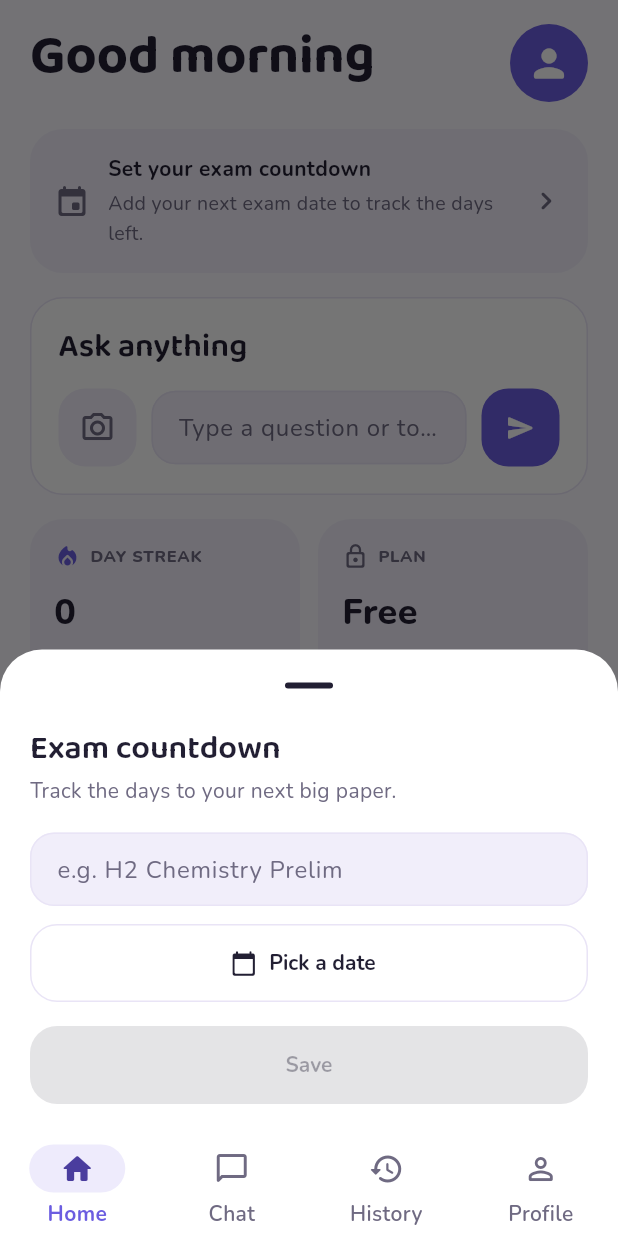
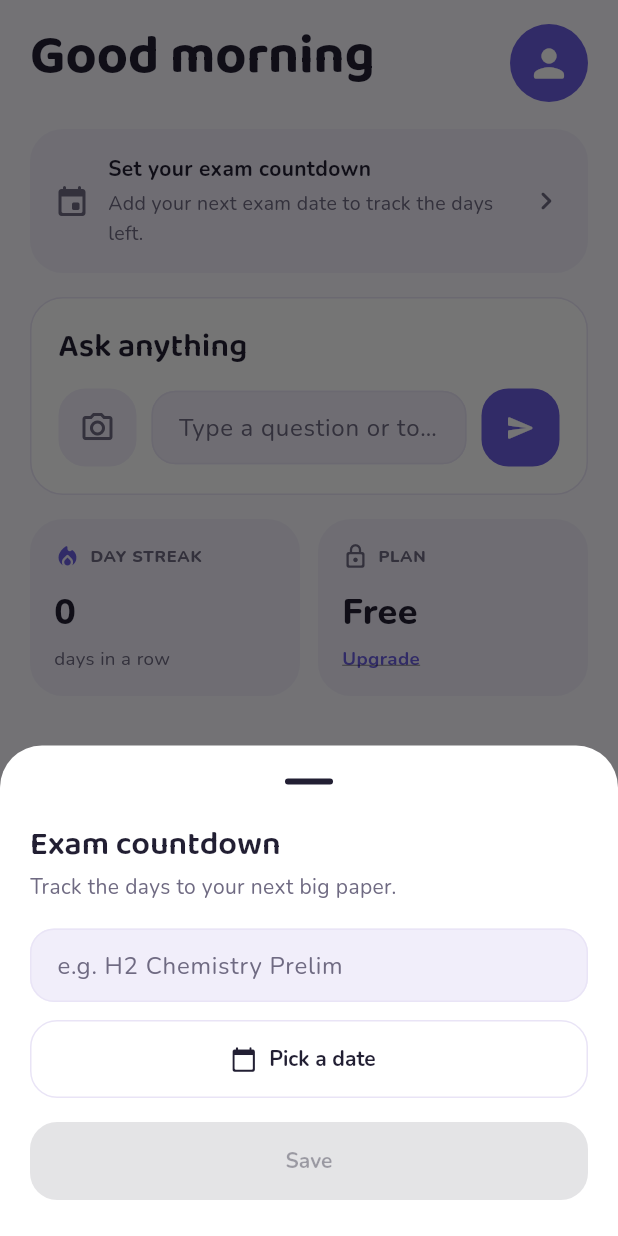
Before and after one commit to fountainnnnn/lactic-sg-alevel-ai-tutor, a Flutter app: the HomeScreen screen opened by its route, after a tap on "Set your exam countdown", on a phone screen of 412 x 824 dp. Run offline on Flutter 3.47's test engine with Material 3 defaults, Android fonts, the phone set to English and light mode, and no system bars; our stand-ins replace flutter_riverpod, flutter_svg, go_router, google_fonts, image_picker, shared_preferences and 1 more; missing offline and left inert: gpt_markdown, purchases_flutter, purchases_ui_flutter; accounts and stored records are empty.

Commit message:
Fix exam-countdown sheet: full-screen modal + render the edit (date-set) state
Two bugs in the exam-countdown bottom sheet:
1. It opened on the Home page's inner navigator, so its scrim dimmed only the
   page (not the shell bottom nav) and the sheet was clipped behind the nav bar.
   Fix: useRootNavigator: true -> proper full-screen modal.
2. Editing an existing date showed an EMPTY sheet: the "Remove" button (shown
   only when a date is set) was a bare Material button as a non-flex Row child.
   A Row measures non-flex children with unbounded width and Material buttons
   fill it -> "BoxConstraints forces an infinite width", collapsing the whole
   sheet (cascade of "RenderBox was not laid out"). Fix: wrap Remove in Expanded.

Co-Authored-By: Claude Opus 4.8 <noreply@anthropic.com>

```diff
--- a/app/lib/features/home/home_screen.dart
+++ b/app/lib/features/home/home_screen.dart
@@ -56,6 +56,11 @@ class _HomeScreenState extends ConsumerState<HomeScreen> {
     final hadDate = prefs.getString('exam_date') != null;
     await showModalBottomSheet(
       context: context,
+      // Use the ROOT navigator so the sheet (and its scrim) cover the whole
+      // screen including the shell's bottom nav bar. Without this the sheet is
+      // confined to the Home page's inner navigator — it renders behind the
+      // opaque nav bar (looking empty) and only dims the page, not the nav.
+      useRootNavigator: true,
       showDragHandle: true,
       isScrollControlled: true,
       builder: (ctx) {
@@ -106,13 +111,19 @@ class _HomeScreenState extends ConsumerState<HomeScreen> {
                     ),
                     if (hadDate) ...[
                       const SizedBox(width: 12),
-                      OutlinedButton(
+                      // Must be a flex child (Expanded): a bare Material button as
+                      // a non-flex child gets measured with unbounded width and
+                      // throws "BoxConstraints forces an infinite width", which
+                      // collapsed the whole sheet.
+                      Expanded(
+                        child: OutlinedButton(
                           onPressed: () async {
                             await prefs.remove('exam_date');
                             await prefs.remove('exam_label');
                             if (ctx.mounted) Navigator.of(ctx).pop();
                           },
                           child: const Text('Remove'),
+                        ),
                       ),
                     ],
                   ]),
```
Lines whose indentation alone changed are shown as unchanged.
